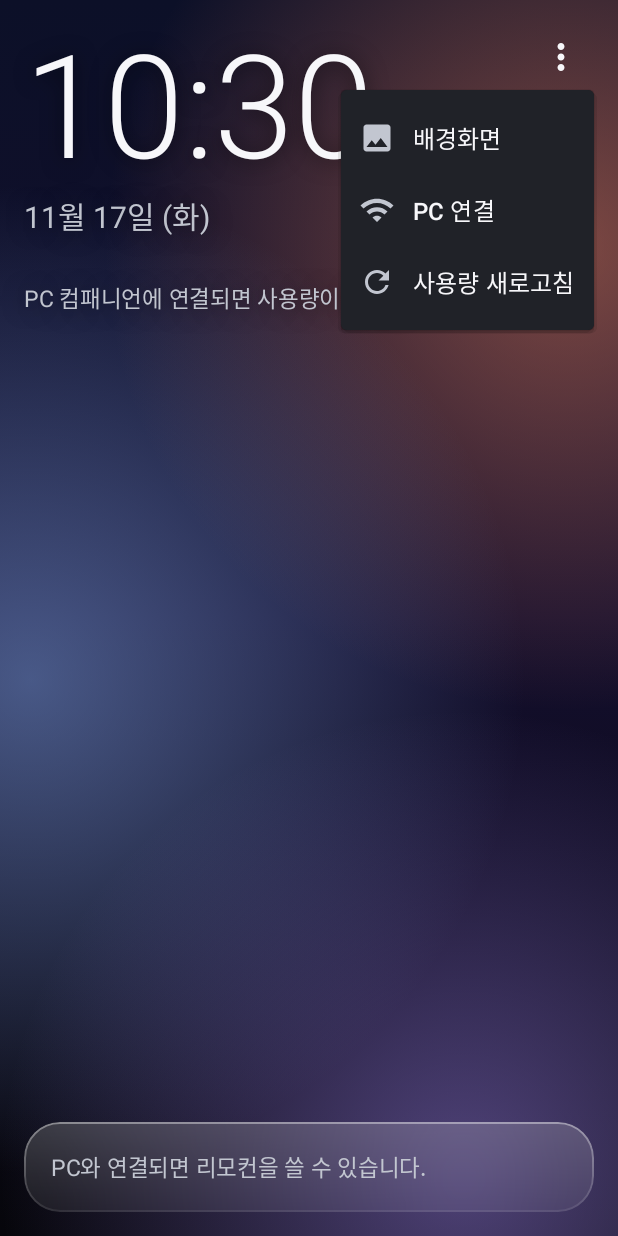
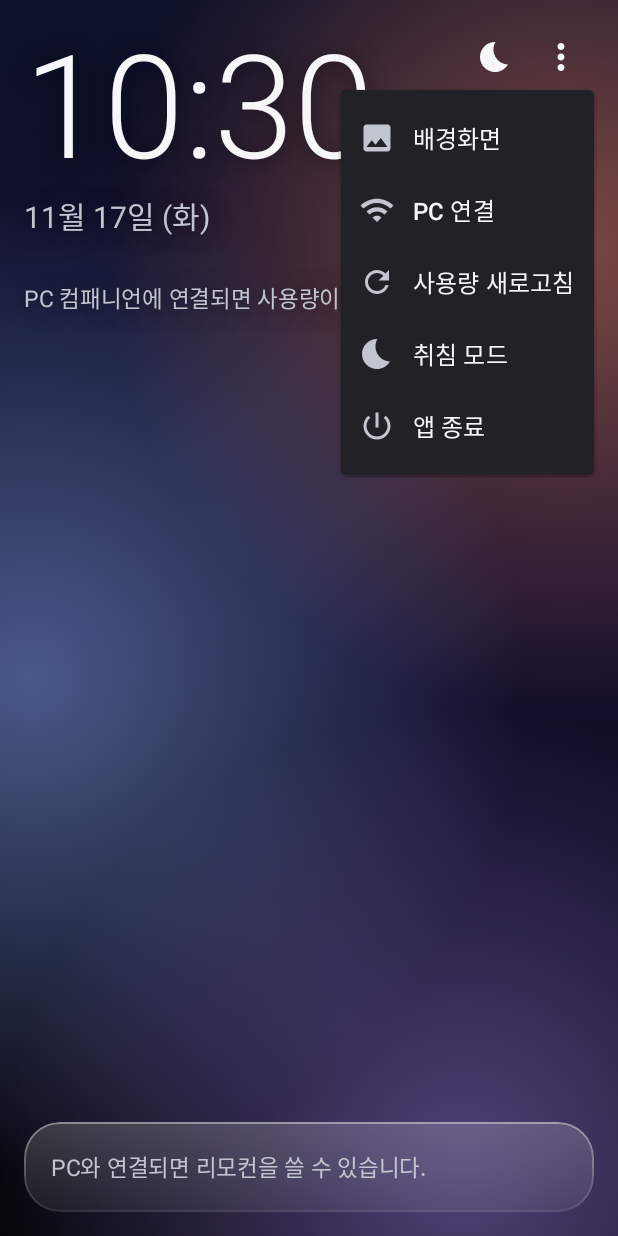
Before and after one commit to Hongdangmuxviii/ai-dock, an Android app built with Jetpack Compose: the screen it shows after launch (MainActivity), after a tap on "메뉴", on a phone screen of 412 x 824 dp. Run offline under Robolectric (Android 15) with nearby library versions, the phone set to English and light mode, and no system bars; libraries missing offline, so code that uses them is left out: java.time, java.time.format, kotlin.math.max, kotlin.math.roundToInt, org.java_websocket.handshake and 1 more; 3 statements that could not run were skipped.

Commit message:
feat(android): night clock mode and exit item in the menu
- Moon button next to the menu opens a black, AOD-style clock with dim
  gray text, a 10% window brightness override and a per-minute position
  shift against burn-in; tap or Back returns and restores brightness
- Menu gains "취침 모드" and "앱 종료" (finishes the task)
- README: night mode and menu items

```diff
--- a/android/app/src/main/java/com/aidock/dock/MainActivity.kt
+++ b/android/app/src/main/java/com/aidock/dock/MainActivity.kt
@@ -27,11 +27,31 @@ class MainActivity : ComponentActivity() {
         }
         setContent {
             DockTheme {
-                DockScreen(vm) {
-                    pickImage.launch(PickVisualMediaRequest(ActivityResultContracts.PickVisualMedia.ImageOnly))
-                }
+                DockScreen(
+                    vm,
+                    onPickImage = {
+                        pickImage.launch(PickVisualMediaRequest(ActivityResultContracts.PickVisualMedia.ImageOnly))
+                    },
+                    onNightMode = ::setNightBrightness,
+                    onExit = { finishAndRemoveTask() },
+                )
             }
         }
+    }
+
+    /**
+     * 취침 모드에서는 이 앱 화면의 밝기만 낮춥니다(시스템 밝기 설정은 그대로).
+     * 1%는 시계가 너무 안 보여서 10%로 둡니다.
+     */
+    private fun setNightBrightness(night: Boolean) {
+        window.attributes = window.attributes.apply {
+            screenBrightness = if (night) NIGHT_BRIGHTNESS
+            else WindowManager.LayoutParams.BRIGHTNESS_OVERRIDE_NONE
+        }
+    }
+
+    companion object {
+        const val NIGHT_BRIGHTNESS = 0.10f
     }
 
     // 배경으로 쓸 사진 고르기 (사진 선택기가 없는 기기에서는 파일 선택 창으로 대신 열림)
--- a/android/app/src/main/java/com/aidock/dock/ui/DockScreen.kt
+++ b/android/app/src/main/java/com/aidock/dock/ui/DockScreen.kt
@@ -3,7 +3,12 @@ package com.aidock.dock.ui
 import androidx.compose.foundation.Canvas
 import androidx.compose.foundation.ExperimentalFoundationApi
 import androidx.compose.foundation.border
+import androidx.activity.compose.BackHandler
+import androidx.compose.foundation.layout.offset
+import androidx.compose.material.icons.filled.Bedtime
 import androidx.compose.material.icons.filled.Image
+import androidx.compose.material.icons.filled.PowerSettingsNew
+import androidx.compose.runtime.saveable.rememberSaveable
 import androidx.compose.material.icons.filled.MoreVert
 import androidx.compose.material.icons.filled.Refresh
 import androidx.compose.material.icons.filled.Wifi
@@ -169,16 +174,38 @@ private val SecFmt = DateTimeFormatter.ofPattern("ss")
 private val DateFmt = DateTimeFormatter.ofPattern("M월 d일 (E)", Locale.KOREAN)
 
 @Composable
-fun DockScreen(vm: DockViewModel, onPickImage: () -> Unit) {
+fun DockScreen(
+    vm: DockViewModel,
+    onPickImage: () -> Unit,
+    onNightMode: (Boolean) -> Unit,
+    onExit: () -> Unit,
+) {
     val state by vm.state.collectAsStateWithLifecycle()
     var now by remember { mutableDoubleStateOf(DockViewModel.now()) }
     /** 열려 있는 설정 창: null | "background" | "connection" */
     var dialog by remember { mutableStateOf<String?>(null) }
+    var night by rememberSaveable { mutableStateOf(false) }
 
     LaunchedEffect(Unit) {
         while (true) {
             now = DockViewModel.now()
             delay(1000L - System.currentTimeMillis() % 1000L)
+        }
+    }
+    // 화면 밝기는 액티비티 창 설정이라 바깥(MainActivity)에서 바꿉니다.
+    LaunchedEffect(night) { onNightMode(night) }
+
+    if (night) {
+        BackHandler { night = false }
+        NightClock(now) { night = false }
+        return
+    }
+
+    val handleMenu: (String) -> Unit = { key ->
+        when (key) {
+            "night" -> night = true
+            "exit" -> onExit()
+            else -> dialog = key
         }
     }
 
@@ -206,7 +233,7 @@ fun DockScreen(vm: DockViewModel, onPickImage: () -> Unit) {
             Row(Modifier.fillMaxSize(), horizontalArrangement = Arrangement.spacedBy(20.dp)) {
                 Column(Modifier.weight(1f).fillMaxHeight()) {
                     ClockPanel(now, state.connection, compact = true,
-                        onMenu = { dialog = it }, onRefresh = vm::refresh)
+                        onMenu = handleMenu, onRefresh = vm::refresh)
                     Spacer(Modifier.height(16.dp))
                     UsagePanel(state, now, Modifier.weight(1f), onRefresh = vm::refresh)
                 }
@@ -215,7 +242,7 @@ fun DockScreen(vm: DockViewModel, onPickImage: () -> Unit) {
         } else {
             Column(Modifier.fillMaxSize()) {
                 ClockPanel(now, state.connection, compact = dense,
-                    onMenu = { dialog = it }, onRefresh = vm::refresh)
+                    onMenu = handleMenu, onRefresh = vm::refresh)
                 Spacer(Modifier.height(if (dense) 12.dp else 20.dp))
                 UsagePanel(state, now, Modifier.weight(1f), onRefresh = vm::refresh)
                 Spacer(Modifier.height(if (dense) 12.dp else 16.dp))
@@ -238,6 +265,45 @@ fun DockScreen(vm: DockViewModel, onPickImage: () -> Unit) {
         "connection" -> ConnectionDialog(state, onDismiss = { dialog = null }) { addr, token ->
             vm.saveSettings(addr, token)
             dialog = null
+        }
+    }
+}
+
+// ---------------------------------------------------------------- 취침 모드
+
+/**
+ * AOD처럼 최소한으로만 보이는 시계.
+ * - 완전히 검은 배경에 어두운 회색 글자 (밝기 최저와 함께 쓰면 어두운 방에서도 눈부시지 않음)
+ * - 1분마다 위치를 조금씩 옮겨 같은 자리에 자국이 남지 않게 (번인 방지)
+ * - 화면 아무 데나 탭하거나 뒤로가기를 누르면 원래 화면으로
+ */
+@Composable
+private fun NightClock(now: Double, onExit: () -> Unit) {
+    val t = Instant.ofEpochMilli((now * 1000).toLong()).atZone(ZoneId.systemDefault())
+    val minute = (now / 60).toLong()
+    // 3x3 격자 위치를 분마다 돌아가며 사용 (가운데 기준 ±24dp)
+    val step = (minute % 9).toInt()
+    val dx = ((step % 3) - 1) * 24
+    val dy = ((step / 3) - 1) * 24
+    Box(
+        Modifier
+            .fillMaxSize()
+            .background(Color.Black)
+            .pointerInput(Unit) { detectTapGestures { onExit() } },
+        contentAlignment = Alignment.Center,
+    ) {
+        Column(
+            Modifier.offset(dx.dp, dy.dp),
+            horizontalAlignment = Alignment.CenterHorizontally,
+        ) {
+            Text(
+                t.format(TimeFmt),
+                fontSize = 84.sp,
+                fontWeight = FontWeight.Thin,
+                color = DockColors.NightText,
+                lineHeight = 84.sp,
+            )
+            Text(t.format(DateFmt), fontSize = 16.sp, color = DockColors.NightTextDim)
         }
     }
 }
@@ -292,9 +358,16 @@ private fun ClockPanel(
 private fun DockMenu(modifier: Modifier, onMenu: (String) -> Unit, onRefresh: () -> Unit) {
     var open by remember { mutableStateOf(false) }
     Box(modifier) {
-        IconButton(onClick = { open = true }, modifier = Modifier.size(44.dp)) {
-            Icon(Icons.Filled.MoreVert, contentDescription = "메뉴", tint = DockColors.Text,
-                modifier = Modifier.size(28.dp))
+        Row(verticalAlignment = Alignment.CenterVertically) {
+            // 취침 모드: 검은 화면에 시계만, 밝기 최저
+            IconButton(onClick = { onMenu("night") }, modifier = Modifier.size(44.dp)) {
+                Icon(Icons.Filled.Bedtime, contentDescription = "취침 모드", tint = DockColors.Text,
+                    modifier = Modifier.size(24.dp))
+            }
+            IconButton(onClick = { open = true }, modifier = Modifier.size(44.dp)) {
+                Icon(Icons.Filled.MoreVert, contentDescription = "메뉴", tint = DockColors.Text,
+                    modifier = Modifier.size(28.dp))
+            }
         }
         DropdownMenu(
             expanded = open,
@@ -310,6 +383,8 @@ private fun DockMenu(modifier: Modifier, onMenu: (String) -> Unit, onRefresh: ()
             item(Icons.Filled.Image, "배경화면") { onMenu("background") }
             item(Icons.Filled.Wifi, "PC 연결") { onMenu("connection") }
             item(Icons.Filled.Refresh, "사용량 새로고침", onRefresh)
+            item(Icons.Filled.Bedtime, "취침 모드") { onMenu("night") }
+            item(Icons.Filled.PowerSettingsNew, "앱 종료") { onMenu("exit") }
         }
     }
 }
--- a/android/app/src/main/java/com/aidock/dock/ui/Theme.kt
+++ b/android/app/src/main/java/com/aidock/dock/ui/Theme.kt
@@ -14,6 +14,10 @@ object DockColors {
     val TextDim = Color(0xFFC2C6D0)
     val Track = Color(0x33FFFFFF)
     val Divider = Color(0x1FFFFFFF)
+
+    // 취침 모드: 검은 화면 위 아주 어두운 회색
+    val NightText = Color(0xFF5C5C5C)
+    val NightTextDim = Color(0xFF3A3A3A)
 
     // 글래스모피즘 카드
     val GlassTop = Color(0x2EFFFFFF)
```
Also changed, not shown: 1 other file.
